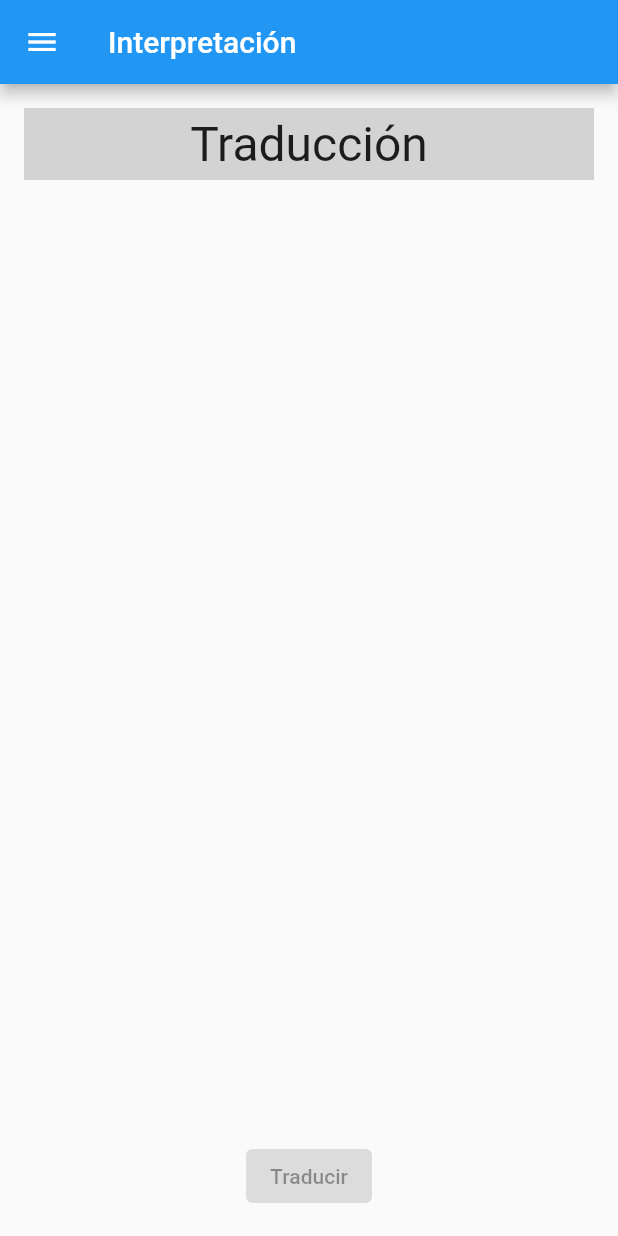
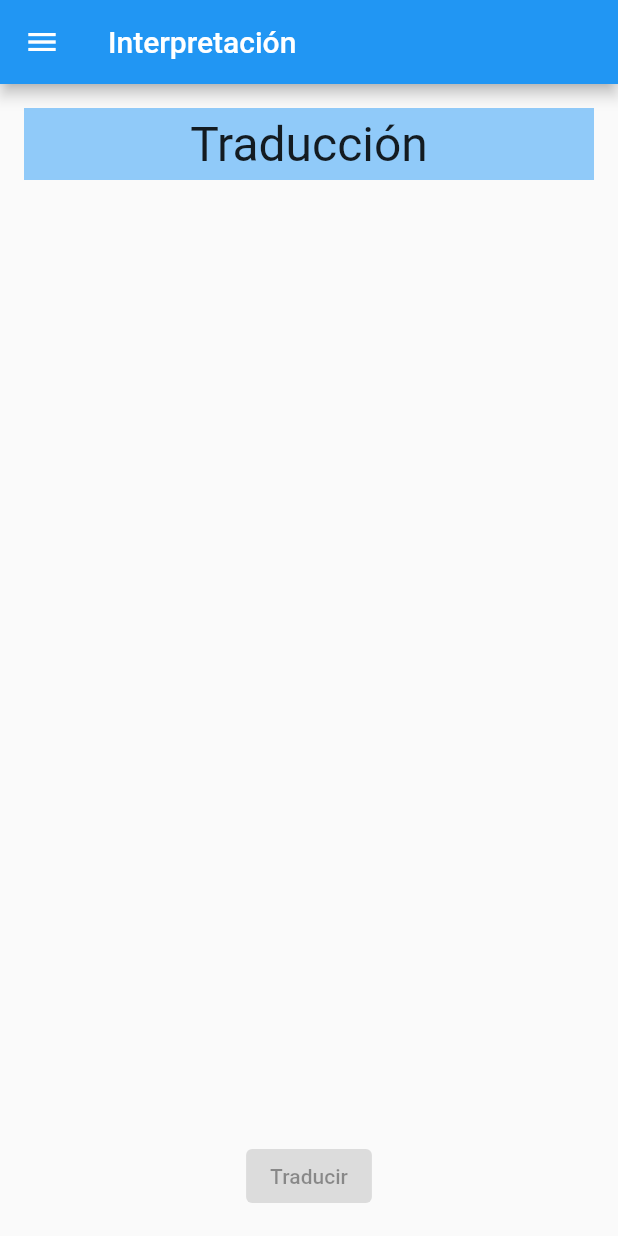
Before and after one commit to Gloveland/app, a Flutter app: the InterpretationPage screen opened directly, on a phone screen of 412 x 824 dp. Run offline on Flutter 3.47's test engine with Material 2 defaults, Android fonts, the phone set to English and light mode, and no system bars; our stand-ins replace flutter_blue; missing offline and left inert: simple_timer.

Commit message:
Solving some jazz comments

```diff
--- a/lib/connection/ble/bluetooth_backend.dart
+++ b/lib/connection/ble/bluetooth_backend.dart
@@ -17,16 +17,21 @@ class BluetoothBackend {
     return FlutterBlue.instance.connectedDevices;
   }
 
-  static void sendStartDataCollectionCommand(List<BluetoothDevice> connectedDevices) async {
-    sendCommandToConnectedDevices(connectedDevices, BluetoothSpecification.START_DATA_COLLECTION);
+  static void sendStartDataCollectionCommand(
+      List<BluetoothDevice> connectedDevices) async {
+    sendCommandToConnectedDevices(
+        connectedDevices, BluetoothSpecification.START_DATA_COLLECTION);
   }
 
-  static void sendStartInterpretationCommand(List<BluetoothDevice> connectedDevices) async {
-    sendCommandToConnectedDevices(connectedDevices, BluetoothSpecification.START_INTERPRETATIONS);
+  static void sendStartInterpretationCommand(
+      List<BluetoothDevice> connectedDevices) async {
+    sendCommandToConnectedDevices(
+        connectedDevices, BluetoothSpecification.START_INTERPRETATIONS);
   }
 
   static void sendStopCommand(List<BluetoothDevice> connectedDevices) async {
-    sendCommandToConnectedDevices(connectedDevices,BluetoothSpecification.STOP_ONGOING_TASK);
+    sendCommandToConnectedDevices(
+        connectedDevices, BluetoothSpecification.STOP_ONGOING_TASK);
   }
 
   /// Sends the commands specified as a parameter to the connected devices
@@ -34,7 +39,8 @@ class BluetoothBackend {
   ///
   /// This method is expected to be used to start and stop the measurement
   /// readings from the glove as well as the interpretations.
-  static void sendCommandToConnectedDevices(List<BluetoothDevice> connectedDevices, String command) async {
+  static void sendCommandToConnectedDevices(
+      List<BluetoothDevice> connectedDevices, String command) async {
     List<BluetoothCharacteristic> characteristics =
         await getDevicesControllerCharacteristics(connectedDevices);
     characteristics.forEach((characteristic) async {
@@ -125,34 +131,13 @@ class BluetoothBackend {
         BluetoothSpecification.INTERPRETATION_CHARACTERISTIC_UUID);
   }
 
-  /// Retrieves the interpretation characteristics of all the connected devices.
-  static Future<List<BluetoothCharacteristic>>
-      getDevicesInterpretationCharacteristics() async {
-    List<BluetoothDevice> connectedDevices = await getConnectedDevices();
-    List<BluetoothCharacteristic> characteristics = <BluetoothCharacteristic>[];
-    for (var device in connectedDevices) {
-      BluetoothService? service = await getLsaGlovesService(device);
-      if (service != null) {
-        BluetoothCharacteristic interpretationCharacteristic =
-            getInterpretationCharacteristic(service);
-        characteristics.add(interpretationCharacteristic);
-      }
-    }
-    developer.log("Interpretation characteristics: $characteristics",
-        name: TAG);
-    return characteristics;
-  }
-
   /// Retrieve the deviceName in spanish
-  static String getSpanishGloveName(String deviceName){
-    switch(deviceName){
-      case(BluetoothSpecification.deviceName):
+  static String getSpanishGloveName(String deviceName) {
+    switch (deviceName) {
+      case (BluetoothSpecification.deviceName):
         return RightGlove;
       default:
         return deviceName;
     }
-
   }
-
-
 }
--- a/lib/pages/interpretation_page.dart
+++ b/lib/pages/interpretation_page.dart
@@ -17,16 +17,6 @@ class InterpretationPage extends StatefulWidget {
 
 class _InterpretationPageState extends State<InterpretationPage> {
   static final String appBarTitle = 'Interpretación';
-  static final Color background = Color.fromRGBO(0xD3, 0xD3, 0xD3, 1.0);
-
-  late Future<List<BluetoothCharacteristic>> characteristics;
-
-  @override
-  void initState() {
-    super.initState();
-    characteristics =
-        BluetoothBackend.getDevicesInterpretationCharacteristics();
-  }
 
   @override
   Widget build(BuildContext context) {
@@ -45,9 +35,10 @@ class _InterpretationPageState extends State<InterpretationPage> {
                   width: double.infinity,
                   height: 48,
                   alignment: Alignment.center,
-                  color: background,
+                  color: Theme.of(context).backgroundColor,
                   child: Text(
                     "Traducción",
+                    //TODO(https://git.io/Jzuoa): display a definitive interpretation
                     style: TextStyle(fontSize: 32),
                   ),
                 ),
@@ -98,7 +89,6 @@ class InterpretationWidget extends StatefulWidget {
 class _InterpretationWidgetState extends State<InterpretationWidget> {
   static final String TAG = "InterpretationWidget";
   late Stream<List<int>> interpretationStream;
-  static final Color background = Color.fromRGBO(0xD3, 0xD3, 0xD3, 1.0);
   final BluetoothDevice device;
 
   _InterpretationWidgetState(this.device);
@@ -107,17 +97,6 @@ class _InterpretationWidgetState extends State<InterpretationWidget> {
   void initState() {
     super.initState();
     loadInterpretationStream();
-  }
-
-  Future<void> loadInterpretationStream() async {
-    interpretationStream = new Stream.empty();
-    interpretationStream = await BluetoothBackend.getLsaGlovesService(device)
-        .then((service) =>
-            BluetoothBackend.getInterpretationCharacteristic(service!))
-        .then((characteristic) {
-      characteristic.setNotifyValue(true);
-      return characteristic.value;
-    });
   }
 
   @override
@@ -136,13 +115,13 @@ class _InterpretationWidgetState extends State<InterpretationWidget> {
                 width: double.infinity,
                 padding: const EdgeInsets.all(8.0),
                 alignment: Alignment.topCenter,
-                color: background,
+                color: Theme.of(context).backgroundColor,
                 child: Text(device.name)),
             Container(
                 width: double.infinity,
                 padding: const EdgeInsets.all(8.0),
                 alignment: Alignment.topCenter,
-                color: background,
+                color: Theme.of(context).backgroundColor,
                 child: Text("Mac addr: ${device.id.id}")),
             displayStats()
           ],
@@ -161,9 +140,20 @@ class _InterpretationWidgetState extends State<InterpretationWidget> {
               width: double.infinity,
               height: 80,
               alignment: Alignment.center,
-              color: background,
+              color: Theme.of(c).backgroundColor,
               child: Text(msg));
         });
+  }
+
+  Future<void> loadInterpretationStream() async {
+    interpretationStream = new Stream.empty();
+    interpretationStream = await BluetoothBackend.getLsaGlovesService(device)
+        .then((service) =>
+            BluetoothBackend.getInterpretationCharacteristic(service!))
+        .then((characteristic) {
+      characteristic.setNotifyValue(true);
+      return characteristic.value;
+    });
   }
 }
 
```
